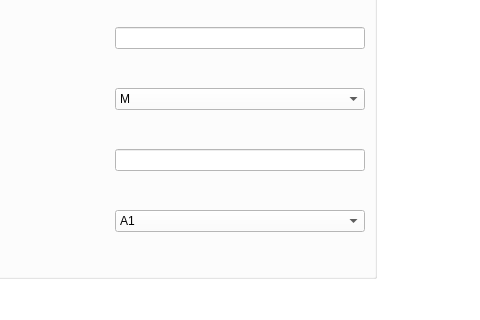
First picture: the form in GUI/qtdesigner/DataCollectionPage.ui, repository cosfederico/Interfaccia-Tesi, before the edit; both pictures show x 446 to 926 and y 286 to 606 of the 1046 by 737 pixel window.
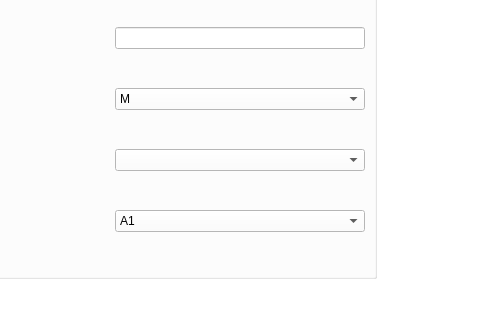
Second picture: the form after the edit.

Commit message: changed nationality input to list of countries

```diff
--- a/GUI/qtdesigner/DataCollectionPage.ui
+++ b/GUI/qtdesigner/DataCollectionPage.ui
@@ -153,7 +153,7 @@
          </widget>
         </item>
         <item>
-         <widget class="QLineEdit" name="nationality">
+         <widget class="QComboBox" name="nationality">
           <property name="maximumSize">
            <size>
             <width>250</width>
@@ -161,8 +161,8 @@
            </size>
           </property>
           <property name="styleSheet">
-           <string notr="true">background-color: rgb(255, 255, 255);
-font: 14pt &quot;Rubik Light&quot;;</string>
+           <string notr="true">font: 14pt &quot;Rubik Light&quot;;
+selection-background-color: rgb(0, 64, 130);</string>
           </property>
          </widget>
         </item>
```
The commit also changes 2 other files.
